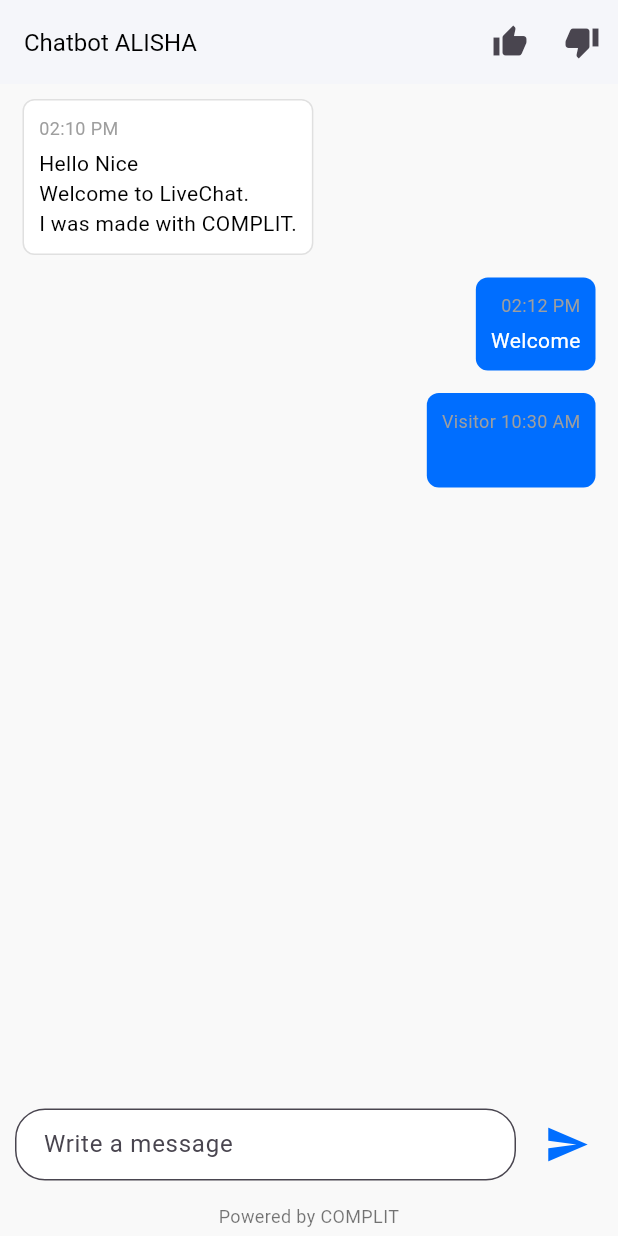
After one commit to RakeshDas18/Login-Page-Android-App, a Flutter app: the ChatScreen screen opened directly, after a tap on the "send" icon, on a phone screen of 412 x 824 dp. The commit adds this screen. Run offline on Flutter 3.47's test engine with Material 3 defaults, Android fonts, the phone set to English and light mode, and no system bars; our stand-ins replace firebase_auth, firebase_core, google_fonts, google_sign_in; accounts and stored records are empty.

Commit message:
Added the chat_page to the repo

```diff
--- /dev/null
+++ b/lib/chat_page.dart
@@ -0,0 +1,136 @@
+import 'package:flutter/material.dart';
+
+class ChatApp extends StatelessWidget {
+  @override
+  Widget build(BuildContext context) {
+    return MaterialApp(
+      debugShowCheckedModeBanner: false,
+      home: ChatScreen(),
+    );
+  }
+}
+
+class ChatScreen extends StatefulWidget {
+  @override
+  _ChatScreenState createState() => _ChatScreenState();
+}
+
+class _ChatScreenState extends State<ChatScreen> {
+  TextEditingController _messageController = TextEditingController();
+  List<Map<String, String>> _messages = [
+    {'sender': 'bot', 'time': '02:10 PM', 'message': 'Hello Nice\nWelcome to LiveChat.\nI was made with COMPLIT.'},
+    {'sender': 'user', 'time': '02:12 PM', 'message': 'Welcome'}
+  ];
+
+  @override
+  Widget build(BuildContext context) {
+    return Scaffold(
+      backgroundColor: Color(0xFFF9F9F9),
+      appBar: AppBar(
+        title: Text('Chatbot ALISHA', style: TextStyle(fontSize: 16, color: Colors.black)),
+        backgroundColor: Color(0xFFF5F6FA),
+        elevation: 0,
+        actions: [
+          IconButton(
+            icon: Icon(Icons.thumb_up),
+            onPressed: () {},
+          ),
+          IconButton(
+            icon: Icon(Icons.thumb_down),
+            onPressed: () {},
+          ),
+        ],
+      ),
+      body: Column(
+        children: [
+          Expanded(
+            child: ListView.builder(
+              padding: EdgeInsets.symmetric(horizontal: 15, vertical: 10),
+              itemCount: _messages.length,
+              itemBuilder: (context, index) {
+                var message = _messages[index];
+                bool isBot = message['sender'] == 'bot';
+                return Padding(
+                  padding: const EdgeInsets.only(bottom: 15),
+                  child: Align(
+                    alignment: isBot ? Alignment.centerLeft : Alignment.centerRight,
+                    child: Container(
+                      decoration: BoxDecoration(
+                        color: isBot ? Colors.white : Color(0xFF006EFF),
+                        border: isBot ? Border.all(color: Color(0xFFE0E0E0)) : null,
+                        borderRadius: BorderRadius.circular(8),
+                      ),
+                      padding: EdgeInsets.all(10),
+                      constraints: BoxConstraints(maxWidth: MediaQuery.of(context).size.width * 0.7),
+                      child: Column(
+                        crossAxisAlignment: isBot ? CrossAxisAlignment.start : CrossAxisAlignment.end,
+                        children: [
+                          Text(
+                            message['time']!,
+                            style: TextStyle(fontSize: 12, color: Colors.grey),
+                          ),
+                          SizedBox(height: 5),
+                          Text(
+                            message['message']!,
+                            style: TextStyle(fontSize: 14, color: isBot ? Colors.black : Colors.white),
+                          ),
+                        ],
+                      ),
+                    ),
+                  ),
+                );
+              },
+            ),
+          ),
+          Padding(
+            padding: const EdgeInsets.all(10),
+            child: Row(
+              children: [
+                Expanded(
+                  child: TextField(
+                    controller: _messageController,
+                    decoration: InputDecoration(
+                      hintText: 'Write a message',
+                      border: OutlineInputBorder(
+                        borderRadius: BorderRadius.circular(20),
+                        borderSide: BorderSide(color: Color(0xFFE0E0E0)),
+                      ),
+                      filled: true,
+                      fillColor: Colors.white,
+                      contentPadding: EdgeInsets.symmetric(horizontal: 15),
+                    ),
+                  ),
+                ),
+                SizedBox(width: 10),
+                IconButton(
+                  icon: Icon(color: Color(0xFF006EFF), Icons.send),
+                  onPressed: () {
+                    setState(() {
+                      _messages.add({
+                        'sender': 'user',
+                        'time': 'Visitor ${TimeOfDay.now().format(context)}',
+                        'message': _messageController.text,
+                      });
+                    });
+                    _messageController.clear();
+                  },
+                  color: Color(0xFF006EFF),
+                  iconSize: 30,
+                ),
+              ],
+            ),
+          ),
+        ],
+      ),
+      bottomNavigationBar: Container(
+        color: Color(0xFFF9F9F9),
+        padding: EdgeInsets.all(5),
+        child: Text(
+          'Powered by COMPLIT',
+          style: TextStyle(fontSize: 12, color: Colors.black54),
+          textAlign: TextAlign.center,
+        ),
+      ),
+    );
+  }
+}
--- a/lib/main.dart
+++ b/lib/main.dart
@@ -1,6 +1,7 @@
 import 'package:firebase_core/firebase_core.dart';
 import 'package:flutter/material.dart';
 import 'package:google_fonts/google_fonts.dart';
+import 'package:login_page_internship/chat_page.dart';
 import 'login_page.dart'; // Import LoginPage
 
 void main() async {
```
